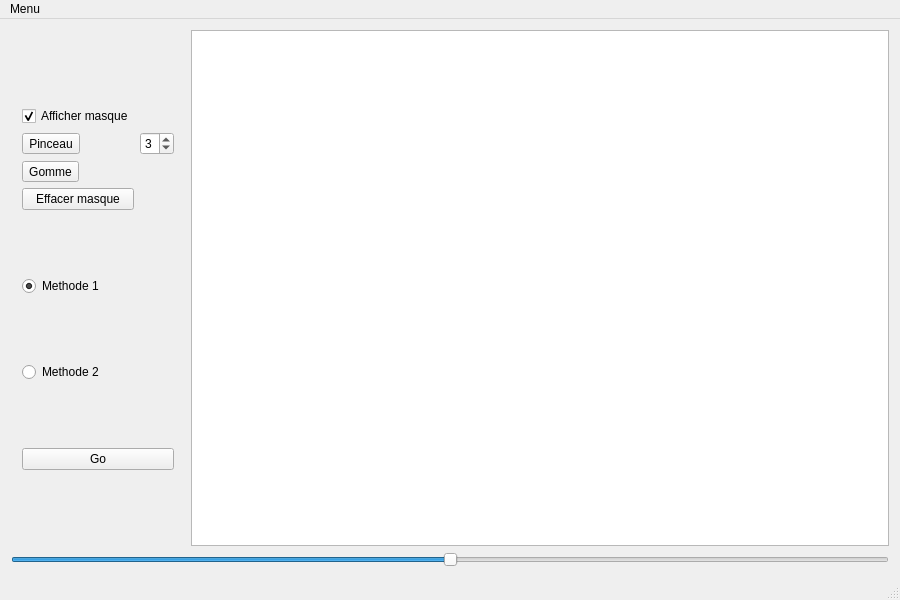
First picture: the form in mainwindow.ui, repository cheer37/ct2-inpainting, before the edit.
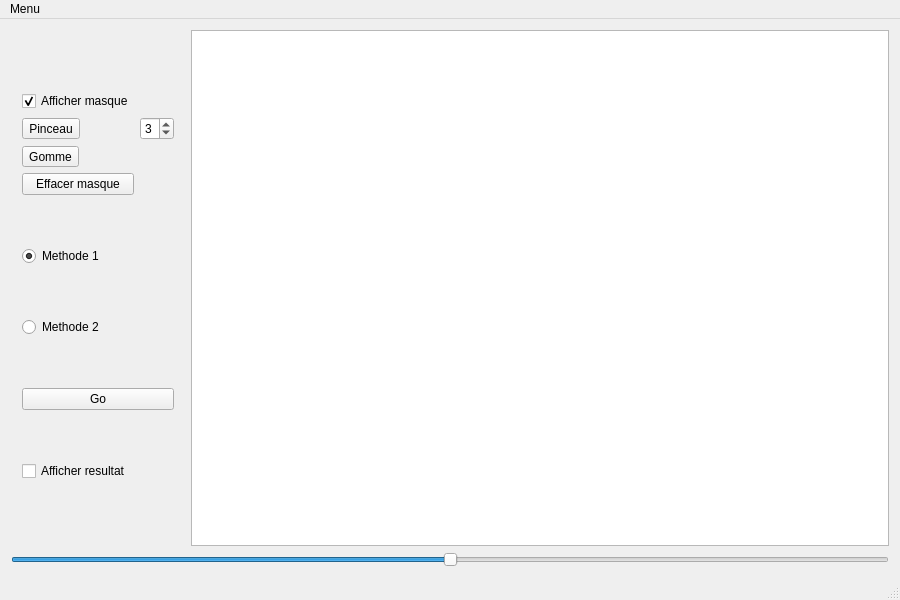
Second picture: the form after the edit.

Commit message: Ajout image resultat, et autre trucs trop cooool :o

Patch:
```diff
--- a/mainwindow.ui
+++ b/mainwindow.ui
@@ -125,6 +125,13 @@
            </property>
           </widget>
          </item>
+         <item>
+          <widget class="QCheckBox" name="checkBox_res">
+           <property name="text">
+            <string>Afficher resultat</string>
+           </property>
+          </widget>
+         </item>
         </layout>
        </widget>
       </item>
```
Left out of the diff: 2 changed lines with no effect on the pictures. The commit also changes 6 other files.
